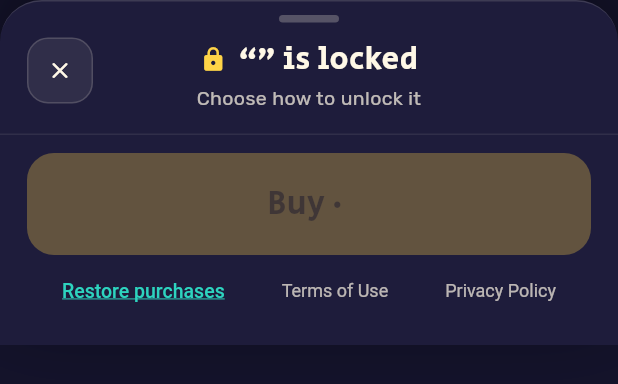
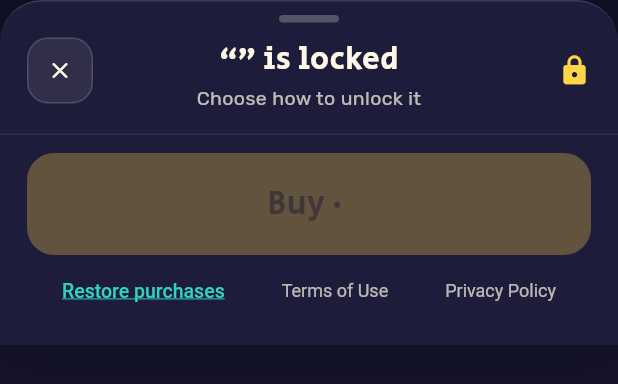
Before and after one commit to dorohayon/Imposter-IL, a Flutter app: the _PurchaseSheet widget shown alone on an empty page, opened directly with empty values, on a phone screen of 412 x 824 dp. Shown: the top 384 px of the screen. Run offline on Flutter 3.47's test engine with Material 3 defaults, Android fonts, the phone set to English and light mode, and no system bars; our stand-ins replace firebase_core, firebase_crashlytics, google_mobile_ads, in_app_purchase, share_plus, shared_preferences; accounts and stored records are empty; network calls fail.

Commit message:
Purchase popup: the lock across the header from the close button
Title centred between them; X at the start, lock at the end (right in
English, left in Hebrew).

Co-Authored-By: Claude Opus 5.5 <noreply@anthropic.com>

```diff
--- a/app/lib/monetization/purchase_sheet.dart
+++ b/app/lib/monetization/purchase_sheet.dart
@@ -263,25 +263,8 @@ class _PurchaseSheetState extends State<_PurchaseSheet> {
               child: Column(
                 children: [
                   const SizedBox(height: 2),
-                  // The lock is part of the line, as in the design's
-                  // inline-flex: it stays by the first word however the
-                  // title wraps, rather than at the row's edge.
-                  Text.rich(
-                    TextSpan(
-                      children: [
-                        const WidgetSpan(
-                          alignment: PlaceholderAlignment.middle,
-                          child: Padding(
-                            padding: EdgeInsetsDirectional.only(end: 8),
-                            child: Icon(Icons.lock_rounded,
-                                color: AppColors.yellow, size: 18),
-                          ),
-                        ),
-                        TextSpan(
-                          text: context.l10n.categoryLockedTitle(widget.name),
-                        ),
-                      ],
-                    ),
+                  Text(
+                    context.l10n.categoryLockedTitle(widget.name),
                     textAlign: TextAlign.center,
                     style: const TextStyle(
                       fontFamily: 'Secular One',
@@ -298,7 +281,17 @@ class _PurchaseSheetState extends State<_PurchaseSheet> {
                 ],
               ),
             ),
-            const SizedBox(width: 52),
+            // Across from the close button, where the title's balance was:
+            // the title stays centred and wraps between the two.
+            const SizedBox(
+              width: 52,
+              height: 44,
+              child: Align(
+                alignment: AlignmentDirectional.centerEnd,
+                child:
+                    Icon(Icons.lock_rounded, color: AppColors.yellow, size: 22),
+              ),
+            ),
           ],
         ),
         if (notice != null) ...[const SizedBox(height: 10), notice],
```
Also changed, not shown: 1 other file.
